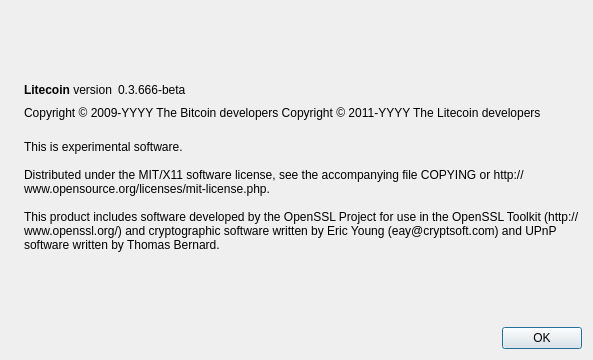
The window that src/qt/forms/aboutdialog.ui (miscbrah/misccoin) describes before a commit, drawn with Qt 5.
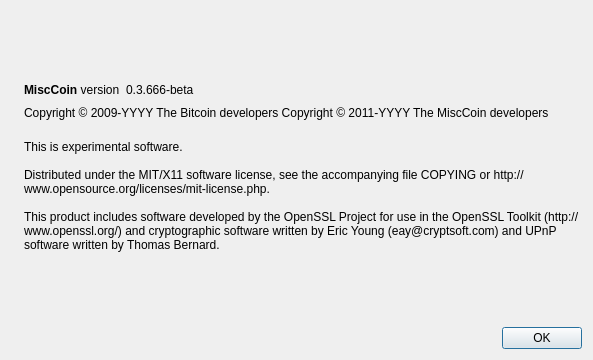
The same window after the commit. Icons and pictures are not drawn.

Diff of the .ui file:
```diff
--- a/src/qt/forms/aboutdialog.ui
+++ b/src/qt/forms/aboutdialog.ui
@@ -50,7 +50,7 @@
           <cursorShape>IBeamCursor</cursorShape>
          </property>
          <property name="text">
-          <string>&lt;b&gt;Litecoin&lt;/b&gt; version</string>
+          <string>&lt;b&gt;MiscCoin&lt;/b&gt; version</string>
          </property>
          <property name="textInteractionFlags">
           <set>Qt::LinksAccessibleByMouse|Qt::TextSelectableByKeyboard|Qt::TextSelectableByMouse</set>
@@ -92,7 +92,7 @@
        </property>
        <property name="text">
         <string notr="true">Copyright &amp;copy; 2009-YYYY The Bitcoin developers
-Copyright &amp;copy; 2011-YYYY The Litecoin developers</string>
+Copyright &amp;copy; 2011-YYYY The MiscCoin developers</string>
        </property>
        <property name="textFormat">
         <enum>Qt::RichText</enum>
```
Left out of the diff: 2 changed lines with no effect on the pictures.
